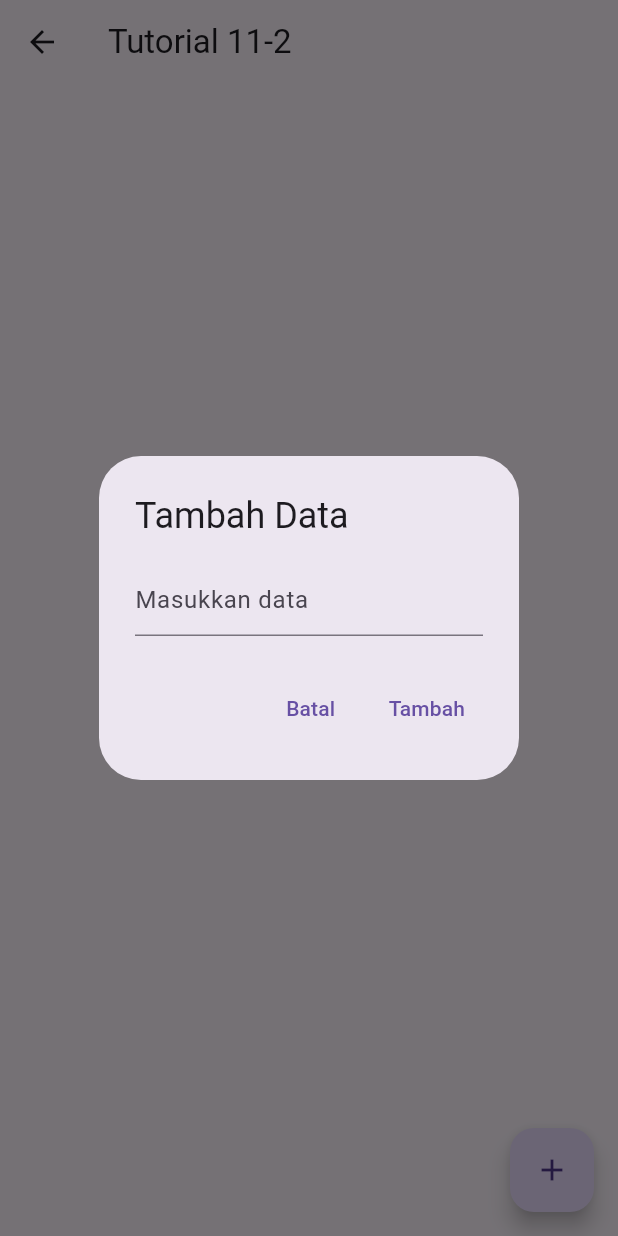
After one commit to HellminaEF/Tutorial-Layout-and-User-interaction, a Flutter app: the Tutorial112Page screen opened directly, after a tap on the "add" icon, on a phone screen of 412 x 824 dp. The commit adds this screen. Run offline on Flutter 3.47's test engine with Material 3 defaults, Android fonts, the phone set to English and light mode, and no system bars.

Commit message:
tutorial 3.2 - tambah tutorial_11-2.dart berisi ListView

```diff
--- a/lib/tutorial_11_1.dart
+++ b/lib/tutorial_11_1.dart
@@ -1,4 +1,5 @@
 import 'package:flutter/material.dart';
+import 'tutorial_11_2.dart';
 
 class Tutorial11Page extends StatelessWidget {
   const Tutorial11Page({super.key});
@@ -26,6 +27,7 @@ class Tutorial11Page extends StatelessWidget {
               ],
             ),
           ),
+          const Tutorial112Page(),
         ],
       ),
     );
--- /dev/null
+++ b/lib/tutorial_11_2.dart
@@ -0,0 +1,63 @@
+import 'package:flutter/material.dart';
+
+class Tutorial112Page extends StatefulWidget {
+  const Tutorial112Page({super.key});
+
+  @override
+  State<Tutorial112Page> createState() => _Tutorial112PageState();
+}
+
+class _Tutorial112PageState extends State<Tutorial112Page> {
+  final List<String> _items = [];
+  final TextEditingController _controller = TextEditingController();
+
+  void _showAddDialog() {
+    showDialog(
+      context: context,
+      builder: (context) {
+        return AlertDialog(
+          title: const Text('Tambah Data'),
+          content: TextField(
+            controller: _controller,
+            decoration: const InputDecoration(hintText: 'Masukkan data'),
+          ),
+          actions: [
+            TextButton(
+              onPressed: () {
+                Navigator.pop(context);
+              },
+              child: const Text('Batal'),
+            ),
+            TextButton(
+              onPressed: () {
+                setState(() {
+                  _items.add(_controller.text);
+                  _controller.clear();
+                });
+                Navigator.pop(context);
+              },
+              child: const Text('Tambah'),
+            ),
+          ],
+        );
+      },
+    );
+  }
+
+  @override
+  Widget build(BuildContext context) {
+    return Scaffold(
+      appBar: AppBar(title: const Text('Tutorial 11-2')),
+      body: ListView.builder(
+        itemCount: _items.length,
+        itemBuilder: (context, index) {
+          return ListTile(title: Text(_items[index]));
+        },
+      ),
+      floatingActionButton: FloatingActionButton(
+        onPressed: _showAddDialog,
+        child: const Icon(Icons.add),
+      ),
+    );
+  }
+}
```
